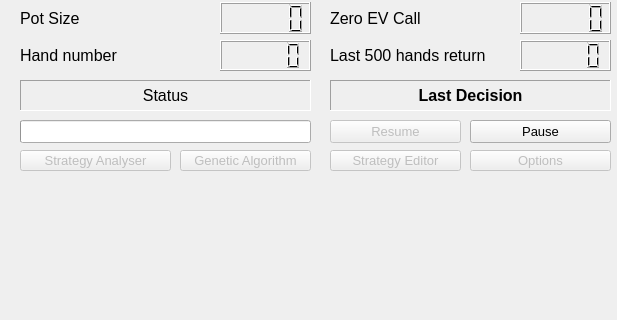
First picture: the form in gui/gui_qt_ui.ui, repository dickreuter/Poker, before the edit; both pictures show x 0 to 617 and y 150 to 470 of the 617 by 713 pixel window.
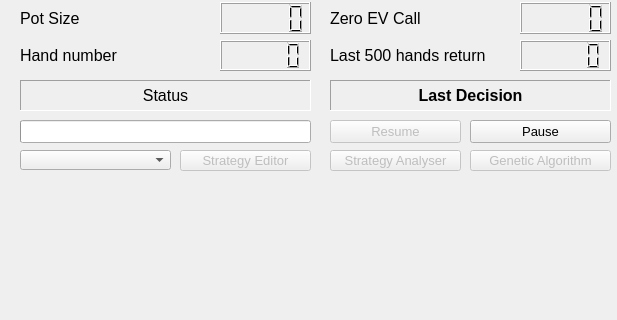
Second picture: the form after the edit.

Diff of the .ui file:
```diff
--- a/gui/gui_qt_ui.ui
+++ b/gui/gui_qt_ui.ui
@@ -207,9 +207,9 @@
     </property>
     <property name="geometry">
      <rect>
-      <x>20</x>
+      <x>330</x>
       <y>300</y>
-      <width>151</width>
+      <width>131</width>
       <height>21</height>
      </rect>
     </property>
@@ -403,9 +403,9 @@
     </property>
     <property name="geometry">
      <rect>
-      <x>180</x>
+      <x>470</x>
       <y>300</y>
-      <width>131</width>
+      <width>141</width>
       <height>21</height>
      </rect>
     </property>
@@ -424,7 +424,7 @@
     </property>
     <property name="geometry">
      <rect>
-      <x>330</x>
+      <x>180</x>
       <y>300</y>
       <width>131</width>
       <height>21</height>
@@ -459,16 +459,13 @@
      <string>Dickreuter's Poker bot</string>
     </property>
    </widget>
-   <widget class="QPushButton" name="button_options">
-    <property name="enabled">
-     <bool>false</bool>
-    </property>
+   <widget class="QComboBox" name="comboBox_current_strategy">
     <property name="geometry">
      <rect>
-      <x>470</x>
+      <x>20</x>
       <y>300</y>
-      <width>141</width>
-      <height>21</height>
+      <width>151</width>
+      <height>20</height>
      </rect>
     </property>
     <property name="font">
@@ -476,9 +473,6 @@
       <pointsize>10</pointsize>
      </font>
     </property>
-    <property name="text">
-     <string>Options</string>
-    </property>
    </widget>
   </widget>
   <widget class="QStatusBar" name="statusbar"/>
```
